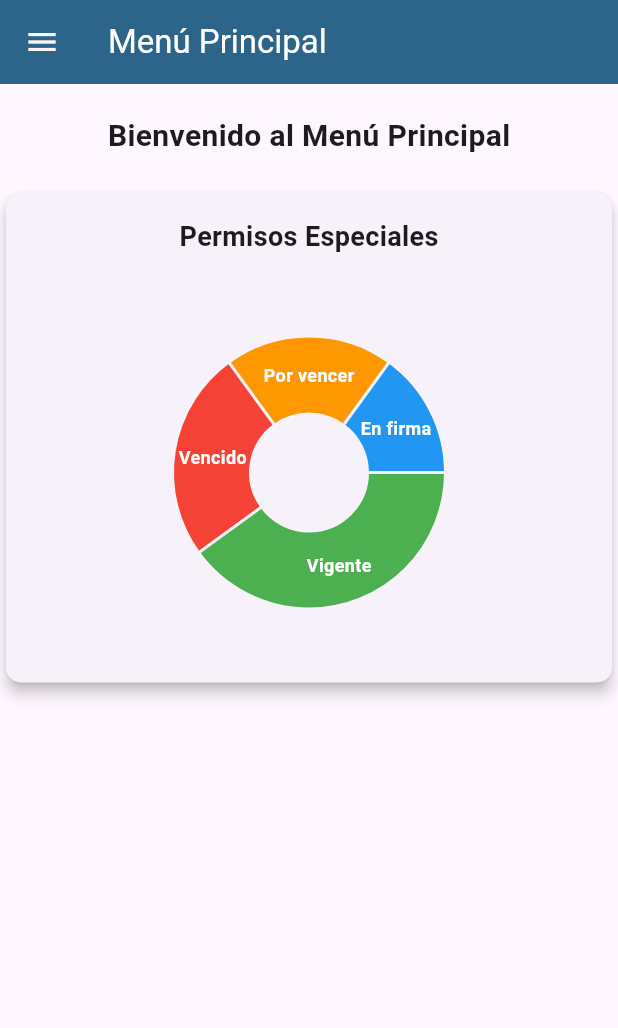
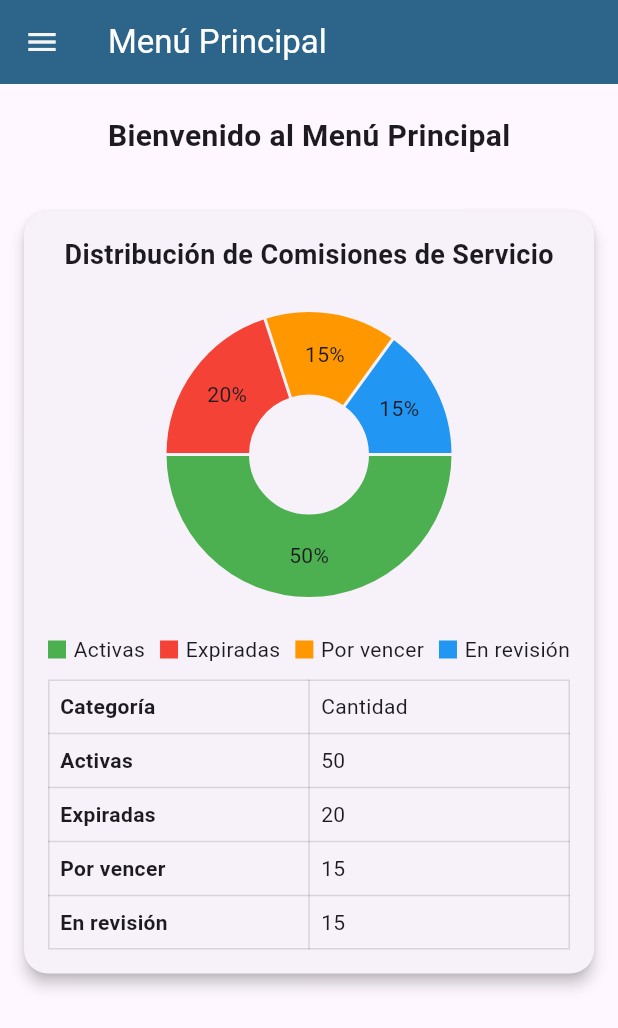
Before and after one commit to AndryusDev/SeguiradadTracker-App, a Flutter app: the MenuPrincipal screen opened directly, on a phone screen of 412 x 824 dp. Shown: the top 1028 px of the screen. Run offline on Flutter 3.47's test engine with Material 3 defaults, Android fonts, the light colour scheme and no system bars; drawn by our look-alikes of fl_chart.

Commit message:
agragando el documento grafica_Comisiones.dart y mejorando la grafica y algunos elementos se puedan desplazar

```diff
--- /dev/null
+++ b/lib/screens/menu_principal/graficas/grafica_Comisiones.dart
@@ -0,0 +1,121 @@
+import 'package:flutter/material.dart';
+import 'package:fl_chart/fl_chart.dart';
+
+class GraficaComisionesServicio extends StatelessWidget {
+  @override
+  Widget build(BuildContext context) {
+    return SingleChildScrollView(
+      // Hacemos que todo sea desplazable
+      child: Card(
+        elevation: 4,
+        margin: EdgeInsets.all(16),
+        shape: RoundedRectangleBorder(borderRadius: BorderRadius.circular(16)),
+        child: Padding(
+          padding: EdgeInsets.all(16),
+          child: Column(
+            mainAxisSize: MainAxisSize.min,
+            children: [
+              Text(
+                "Distribución de Comisiones de Servicio",
+                style: TextStyle(fontSize: 18, fontWeight: FontWeight.bold),
+              ),
+              SizedBox(height: 20),
+              SizedBox(
+                height: 200,
+                child: PieChart(
+                  PieChartData(
+                    sections: _crearSecciones(),
+                    sectionsSpace: 2,
+                    centerSpaceRadius: 40,
+                  ),
+                ),
+              ),
+              SizedBox(height: 20),
+              // Envolvemos la leyenda en un SingleChildScrollView
+              SingleChildScrollView(
+                // Permite el desplazamiento horizontal
+                scrollDirection: Axis.horizontal,
+                child: Row(
+                  mainAxisAlignment: MainAxisAlignment.center,
+                  children: [
+                    _leyendaItem(Colors.green, "Activas"),
+                    _leyendaItem(Colors.red, "Expiradas"),
+                    _leyendaItem(Colors.orange, "Por vencer"),
+                    _leyendaItem(Colors.blue, "En revisión"),
+                  ],
+                ),
+              ),
+              SizedBox(height: 10),
+              _crearTablaDatos(),
+            ],
+          ),
+        ),
+      ),
+    );
+  }
+
+  List<PieChartSectionData> _crearSecciones() {
+    return [
+      PieChartSectionData(
+        color: Colors.green, // Activas
+        value: 50,
+        title: '50%',
+        radius: 55,
+      ),
+      PieChartSectionData(
+        color: Colors.red, // Expiradas
+        value: 20,
+        title: '20%',
+        radius: 55,
+      ),
+      PieChartSectionData(
+        color: Colors.orange, // Por vencer
+        value: 15,
+        title: '15%',
+        radius: 55,
+      ),
+      PieChartSectionData(
+        color: Colors.blue, // En revisión
+        value: 15,
+        title: '15%',
+        radius: 55,
+      ),
+    ];
+  }
+
+  Widget _leyendaItem(Color color, String texto) {
+    return Row(
+      children: [
+        Container(width: 12, height: 12, color: color),
+        SizedBox(width: 5),
+        Text(texto, style: TextStyle(fontSize: 14)),
+        SizedBox(width: 10),
+      ],
+    );
+  }
+
+  Widget _crearTablaDatos() {
+    return Table(
+      border: TableBorder.all(color: Colors.black12),
+      children: [
+        _filaTabla("Categoría", "Cantidad"),
+        _filaTabla("Activas", "50"),
+        _filaTabla("Expiradas", "20"),
+        _filaTabla("Por vencer", "15"),
+        _filaTabla("En revisión", "15"),
+      ],
+    );
+  }
+
+  TableRow _filaTabla(String columna1, String columna2) {
+    return TableRow(
+      children: [
+        Padding(
+          padding: EdgeInsets.all(8.0),
+          child: Text(columna1, style: TextStyle(fontWeight: FontWeight.bold)),
+        ),
+        Padding(padding: EdgeInsets.all(8.0), child: Text(columna2)),
+      ],
+    );
+  }
+}
--- a/lib/screens/menu_principal/menu_principal.dart
+++ b/lib/screens/menu_principal/menu_principal.dart
@@ -1,5 +1,6 @@
 import 'package:flutter/material.dart';
 import 'package:seguridad_tracker/screens/menu_principal/graficas/grafica_Permisos.dart';
+import 'package:seguridad_tracker/screens/menu_principal/graficas/grafica_Comisiones.dart';
 
 class MenuPrincipal extends StatelessWidget {
   @override
@@ -82,7 +83,7 @@ class MenuPrincipal extends StatelessWidget {
               style: TextStyle(fontSize: 20, fontWeight: FontWeight.bold),
             ),
             SizedBox(height: 20), // Espaciado entre el texto y la gráfica
-            GraficaPermisosEspeciales(), // Aquí se agrega la gráfica de permisos
+            GraficaComisionesServicio(), // Aquí se agrega la gráfica de permisos
           ],
         ),
       ),
```
